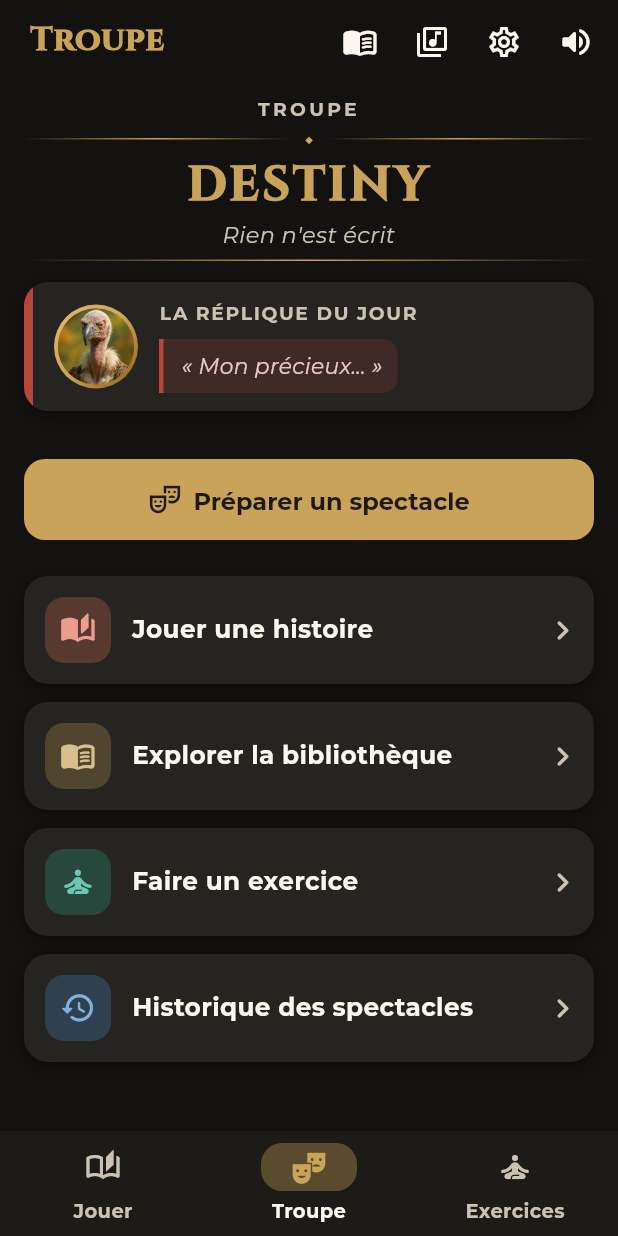
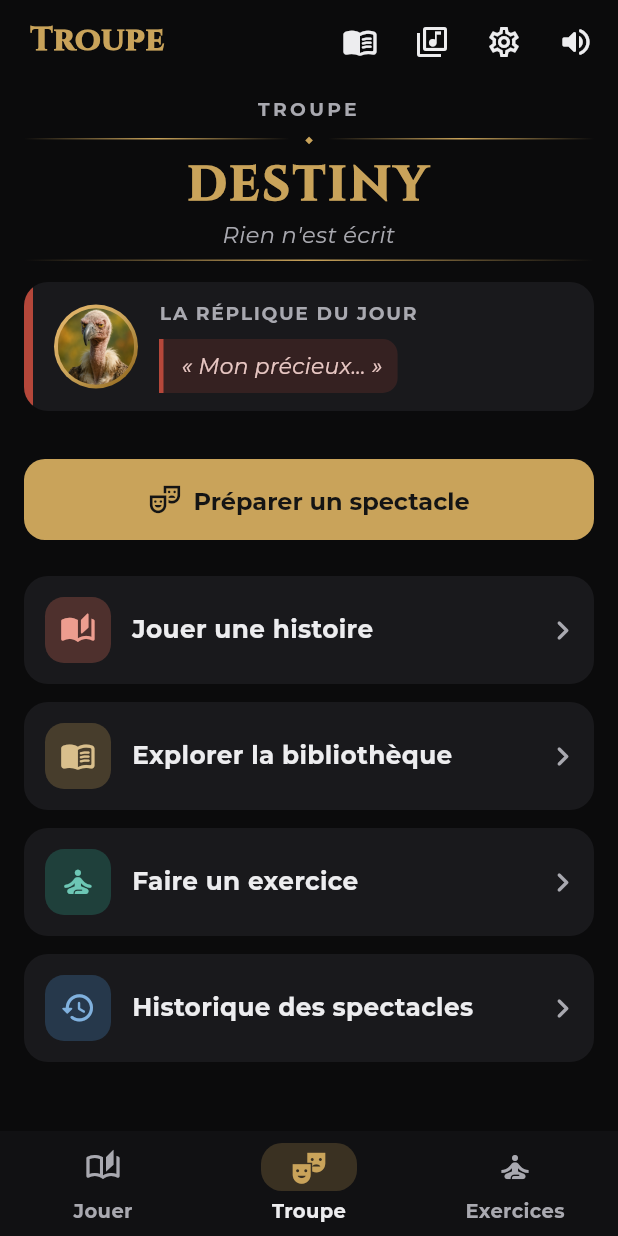
Before and after one commit to okhamfriction-png/Destiny, a Flutter app: the screen it shows after launch, after a tap on "Passer", on a phone screen of 412 x 824 dp. Run offline on Flutter 3.47's test engine with Material 3 defaults, Android fonts, the phone set to English and light mode, and no system bars; our stand-ins replace audioplayers, file_picker, font_awesome_flutter, pdf, printing, shared_preferences and 4 more; accounts and stored records are empty; project files that could hold a hidden picture were left out.

Commit message:
Palette plus nette : un vrai noir neutre, façon éditeur de code
- Sombre : fond quasi noir (#0B0B0C), cartes anthracite (#19191C), texte
  blanc cassé net, gris secondaire lisible, plus aucune teinte brune ;
  pas d'ombre, le contraste suffit.
- Clair : fond gris très pâle, cartes blanches, texte presque noir.
- L'or reste pour les titres, les sélections et les boutons principaux.
- Images de référence des cartes régénérées ; version web à tester.

Co-Authored-By: Claude Opus 5.5 <noreply@anthropic.com>
Claude-Session: https://claude.ai/code/session_01TtFDfCh5wNUAw5BxSbfKUA

```diff
--- a/lib/presentation/theme/destiny_theme.dart
+++ b/lib/presentation/theme/destiny_theme.dart
@@ -70,29 +70,32 @@ class DestinyCouleurs extends ThemeExtension<DestinyCouleurs> {
   static const Color rose = Color(0xFFD06A95);
   static const Color lavande = Color(0xFF9B7FE0);
 
-  /// Fond des pages : un noir chaud neutre en sombre (moins boueux que la
-  /// nuit pure), une crème un peu plus soutenue en clair, pour que les cartes
-  /// blanches s'en détachent.
-  Color get fond => sombre ? const Color(0xFF131210) : const Color(0xFFF4EEE2);
+  // La palette d'interface, dans l'esprit des thèmes sombres et clairs des
+  // éditeurs de code (VS Code, IntelliJ) : des gris neutres, sans teinte
+  // brune, un vrai noir en sombre, du blanc en clair, et l'or seulement pour
+  // les titres, les sélections et les boutons principaux.
 
-  /// Fond des cartes : nettement plus clair que la page.
-  Color get carte => sombre ? const Color(0xFF262420) : Colors.white;
+  /// Fond des pages : un quasi noir neutre en sombre, un gris très pâle en clair.
+  Color get fond => sombre ? const Color(0xFF0B0B0C) : const Color(0xFFF5F5F6);
+
+  /// Fond des cartes : un anthracite net en sombre, blanc en clair.
+  Color get carte => sombre ? const Color(0xFF19191C) : Colors.white;
 
   /// Fond des champs, des puces et des segments non choisis.
-  Color get champ => sombre ? const Color(0xFF322F2A) : Colors.white;
+  Color get champ => sombre ? const Color(0xFF222226) : Colors.white;
 
-  /// Fond de la barre de navigation et des feuilles du bas.
-  Color get barre => sombre ? const Color(0xFF1D1B18) : Colors.white;
+  /// Fond de la barre du haut, de la navigation et des feuilles du bas.
+  Color get barre => sombre ? const Color(0xFF111113) : Colors.white;
 
   /// Fond d'un élément choisi (segment, puce, onglet) : une teinte d'or.
-  Color get selection => sombre ? const Color(0xFF5A4B2E) : const Color(0xFFF3E4C2);
+  Color get selection => sombre ? const Color(0xFF3A3122) : const Color(0xFFF6E8C8);
 
   /// Le texte posé sur l'or (boutons pleins).
-  Color get surOr => const Color(0xFF1E1A12);
+  Color get surOr => const Color(0xFF141414);
 
-  /// Texte principal et secondaire.
-  Color get texte => sombre ? creme : encre;
-  Color get texteSecondaire => sombre ? const Color(0xFFCBC2B2) : texteDoux;
+  /// Texte principal et secondaire : un blanc cassé net, un gris lisible.
+  Color get texte => sombre ? const Color(0xFFEDEDEF) : const Color(0xFF1C1C1E);
+  Color get texteSecondaire => sombre ? const Color(0xFFA9A9B0) : const Color(0xFF5B5B63);
 
   /// Couleur des titres (or en sombre, or foncé en clair).
   Color get titre => sombre ? or : orFonce;
@@ -104,17 +107,18 @@ class DestinyCouleurs extends ThemeExtension<DestinyCouleurs> {
 
   /// Filets : neutres et discrets. Une bordure dorée ou colorée doit dire
   /// quelque chose (un choix, une famille).
-  Color get filet => sombre ? const Color(0xFF3B3732) : trait;
+  Color get filet => sombre ? const Color(0xFF2A2A2F) : const Color(0xFFE4E4E8);
 
   /// Contour des commandes non choisies (segments, champs, puces).
-  Color get ligne => sombre ? const Color(0xFF57514A) : const Color(0xFFD3C6AC);
+  Color get ligne => sombre ? const Color(0xFF3C3C43) : const Color(0xFFCFCFD6);
 
-  /// L'ombre douce des cartes.
+  /// L'ombre des cartes : aucune en sombre (le contraste suffit, comme dans
+  /// un éditeur), très douce en clair.
   List<BoxShadow> get ombre => sombre
-      ? const [BoxShadow(color: Color(0x66000000), blurRadius: 10, offset: Offset(0, 3))]
+      ? const []
       : const [
-          BoxShadow(color: Color(0x14503C1E), blurRadius: 14, offset: Offset(0, 4)),
-          BoxShadow(color: Color(0x0F000000), blurRadius: 2, offset: Offset(0, 1)),
+          BoxShadow(color: Color(0x12000000), blurRadius: 12, offset: Offset(0, 3)),
+          BoxShadow(color: Color(0x0A000000), blurRadius: 2, offset: Offset(0, 1)),
         ];
 
   /// La couleur d'une icône d'accent : éclaircie en sombre, assombrie en
@@ -213,8 +217,8 @@ ThemeData themeDestiny(Grammaire g, {required bool sombre}) {
     surfaceContainerLowest: c.fond,
     surfaceContainerLow: c.carte,
     surfaceContainer: c.carte,
-    surfaceContainerHigh: sombre ? const Color(0xFF2C2925) : Colors.white,
-    surfaceContainerHighest: sombre ? c.champ : const Color(0xFFECE4D4),
+    surfaceContainerHigh: sombre ? const Color(0xFF202024) : Colors.white,
+    surfaceContainerHighest: sombre ? c.champ : const Color(0xFFEDEDF0),
     outline: c.ligne,
     outlineVariant: c.filet,
     shadow: Colors.black,
```
Also changed, not shown: 9 other files.
